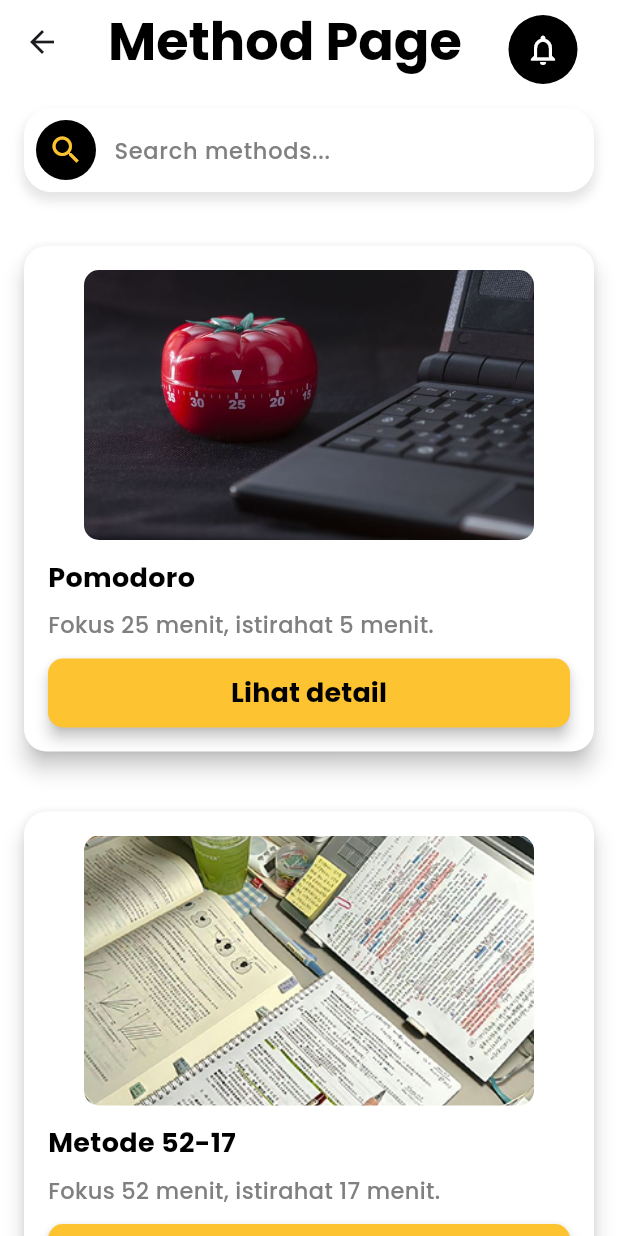
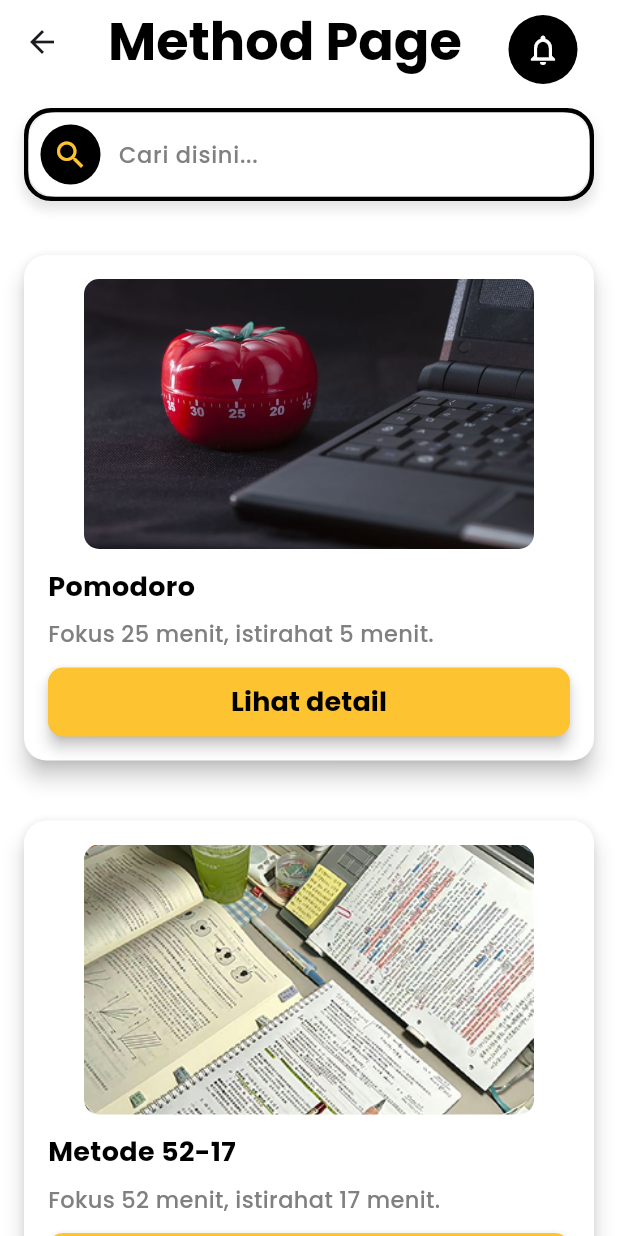
Before and after one commit to Javinpro/ALP-Semester-4-JAM-, a Flutter app: the MethodPage screen opened directly, on a phone screen of 412 x 824 dp. Run offline on Flutter 3.47's test engine with Material 3 defaults, Android fonts, the phone set to English and light mode, and no system bars; our stand-ins replace dio, fl_chart, flutter_riverpod, flutter_secure_storage, image_picker, table_calendar and 1 more; accounts and stored records are empty; statements that could not run were skipped.

Commit message:
Editing Search box

```diff
--- a/frontend/lib/view/pages/method_management/method_page.dart
+++ b/frontend/lib/view/pages/method_management/method_page.dart
@@ -60,6 +60,8 @@ class MethodPage extends ConsumerWidget {
             child: Container(
               decoration: BoxDecoration(
                 borderRadius: BorderRadius.circular(18.0),
+                border: Border.all(color: secondaryColor, width: 3),
+
                 boxShadow: [
                   BoxShadow(
                     color: Colors.black.withOpacity(
@@ -78,7 +80,7 @@ class MethodPage extends ConsumerWidget {
                   ); // Call filter method on ViewModel
                 },
                 decoration: InputDecoration(
-                  hintText: 'Search methods...',
+                  hintText: 'Cari disini...',
                   hintStyle: headergrey2,
                   prefixIcon: Padding(
                     // Wrap the icon in Padding to give some space
```
